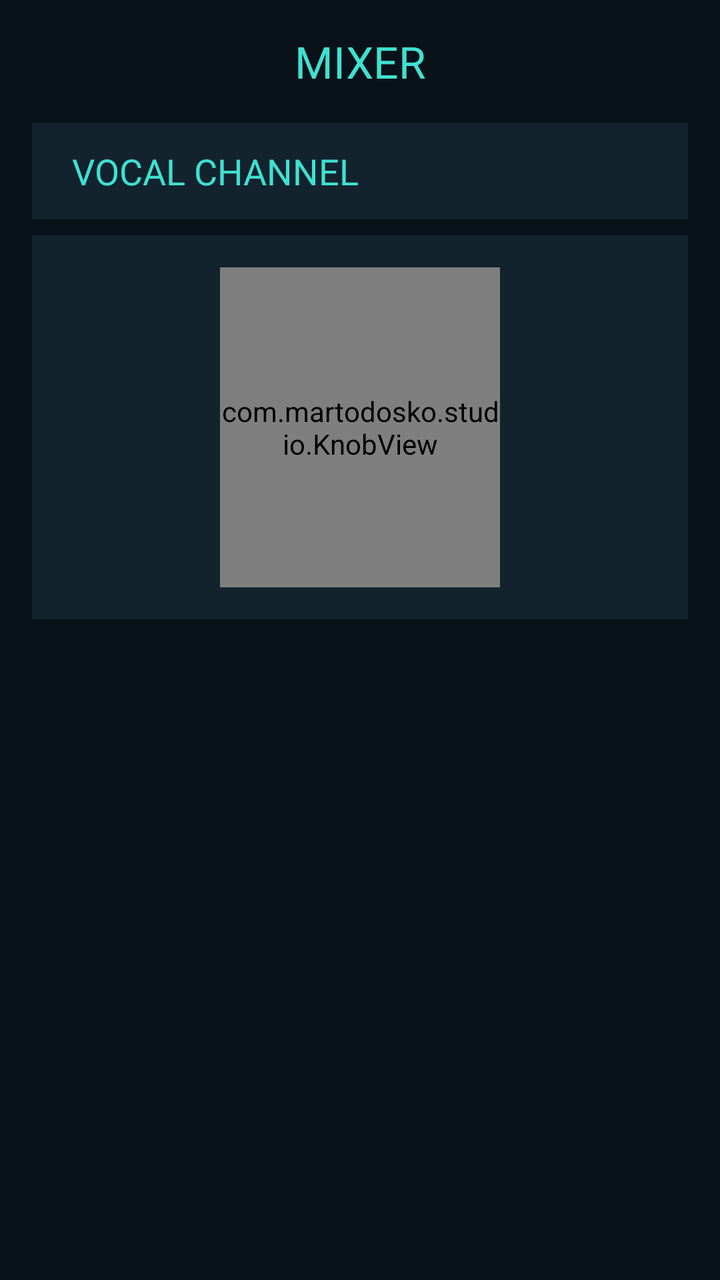
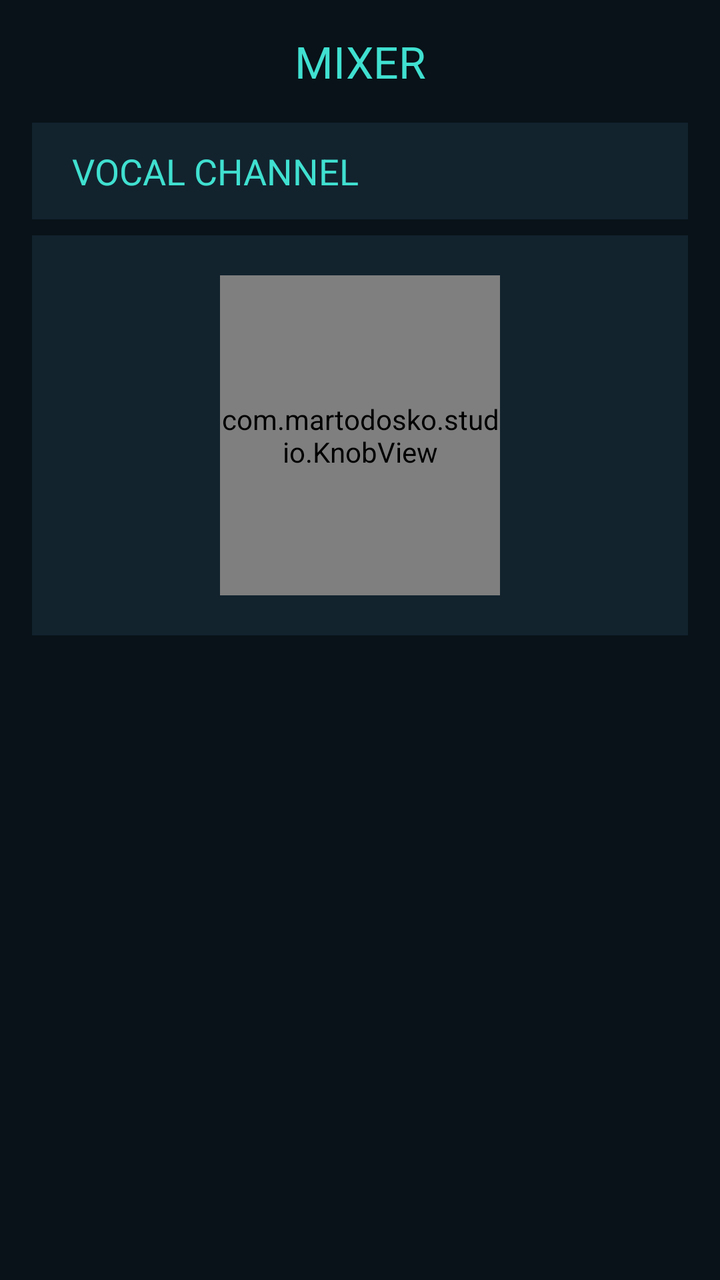

Compare the two renders of this Android layout. The source of the first and the diff that turns it into the second are given below.
<!-- AndroidManifest.xml: activity theme Theme.AppCompat.Light.NoActionBar -->
<!-- res/layout/activity_mixer.xml -->
<?xml version="1.0" encoding="utf-8"?>
<ScrollView xmlns:android="http://schemas.android.com/apk/res/android"
    android:layout_width="match_parent"
    android:layout_height="match_parent"
    android:background="#081218"
    android:fillViewport="true">

    <LinearLayout
        android:layout_width="match_parent"
        android:layout_height="wrap_content"
        android:orientation="vertical"
        android:padding="16dp">

        
        <TextView
            android:layout_width="match_parent"
            android:layout_height="wrap_content"
            android:text="MIXER"
            android:textColor="#40E0D0"
            android:textSize="22sp"
            android:gravity="center"
            android:paddingBottom="16dp"/>

        
        <TextView
            android:layout_width="match_parent"
            android:layout_height="wrap_content"
            android:text="VOCAL CHANNEL"
            android:textColor="#40E0D0"
            android:textSize="18sp"
            android:paddingTop="12dp"
            android:paddingBottom="12dp"
            android:paddingLeft="20dp"
            android:paddingRight="20dp"
            android:background="#12232E"/>

        
        <LinearLayout
            android:layout_width="match_parent"
            android:layout_height="wrap_content"
            android:orientation="vertical"
            android:gravity="center_horizontal"
            android:paddingTop="16dp"
            android:paddingBottom="16dp"
            android:background="#12232E"
            android:layout_marginTop="8dp">

            
            <com.martodosko.studio.KnobView
                android:id="@+id/knob_gain"
                android:layout_width="140dp"
                android:layout_height="160dp"/>

            

        </LinearLayout>

    </LinearLayout>
</ScrollView>
<!-- resources referenced by this layout -->
<resources>

</resources>

<!-- the commit's change to res/layout/activity_mixer.xml (unified diff, before → after) -->
@@ -40,8 +40,8 @@
             android:layout_height="wrap_content"
             android:orientation="vertical"
             android:gravity="center_horizontal"
-            android:paddingTop="16dp"
-            android:paddingBottom="16dp"
+            android:paddingTop="20dp"
+            android:paddingBottom="20dp"
             android:background="#12232E"
             android:layout_marginTop="8dp">
 
